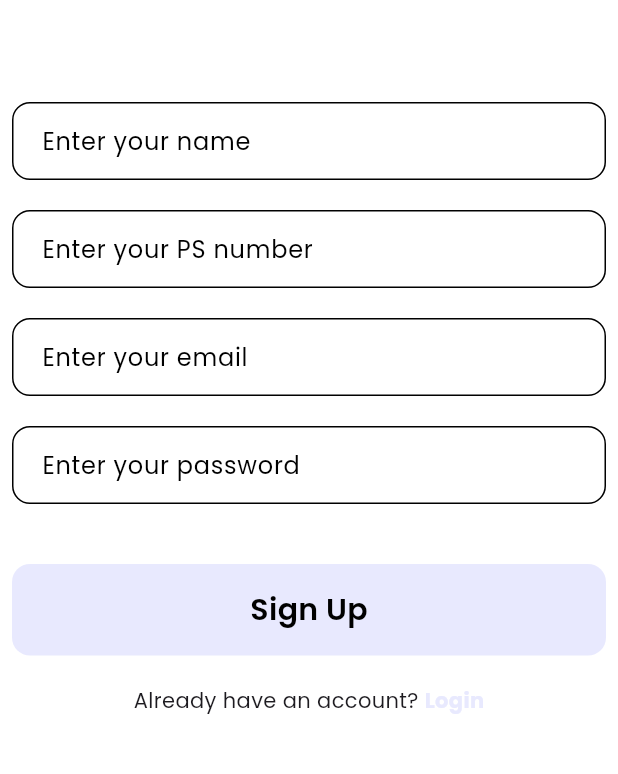
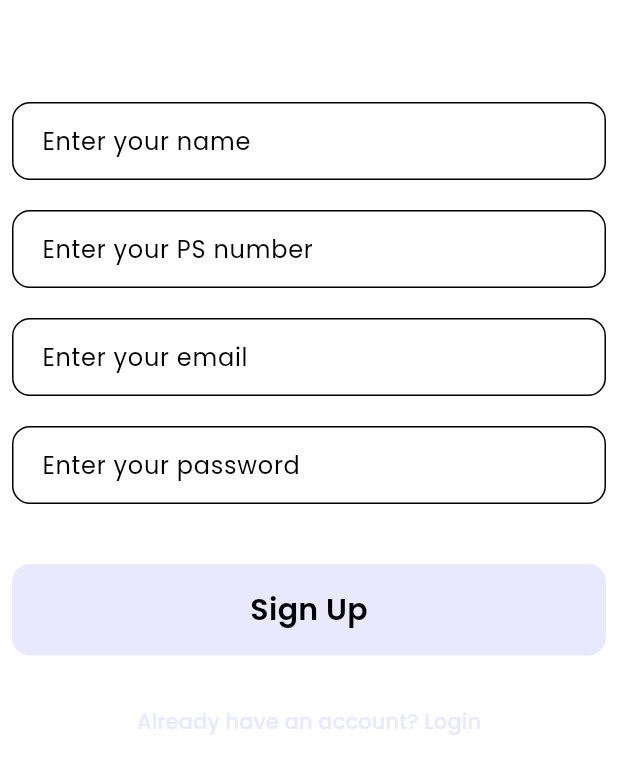
Before and after one commit to KalpeshJangir23/team-05_LTFS, a Flutter app: the SignUpScreen screen opened directly, on a phone screen of 412 x 824 dp. Shown: the top 774 px of the screen. Run offline on Flutter 3.47's test engine with Material 3 defaults, Android fonts, the phone set to English and light mode, and no system bars; our stand-ins replace dio, flutter_riverpod, flutter_secure_storage, google_fonts; accounts and stored records are empty; network calls fail.

Commit message:
50% work

```diff
--- a/frontend-app/lostnfound/lib/main.dart
+++ b/frontend-app/lostnfound/lib/main.dart
@@ -1,21 +1,37 @@
 import 'package:flutter/material.dart';
+import 'package:flutter_riverpod/flutter_riverpod.dart';
 import 'package:lostnfound/core/theme.dart';
 import 'package:lostnfound/presentation/home/home_screen.dart';
 import 'package:lostnfound/presentation/login/login_screen.dart';
-import 'package:lostnfound/presentation/signUp/signUp_screen.dart';
+import 'package:lostnfound/provider/auth_provider.dart';
 
 void main() {
-  runApp(const MyApp());
+  runApp(const ProviderScope(child: MyApp()));
 }
 
-class MyApp extends StatelessWidget {
+class MyApp extends ConsumerStatefulWidget {
   const MyApp({super.key});
 
   @override
+  ConsumerState<MyApp> createState() => _MyAppState();
+}
+
+class _MyAppState extends ConsumerState<MyApp> {
+  @override
+  void initState() {
+    super.initState();
+    Future.microtask(() {
+      ref.read(authControllerProvider.notifier).loadSession();
+    });
+  }
+
+  @override
   Widget build(BuildContext context) {
+    final auth = ref.watch(authControllerProvider);
     return MaterialApp(
-        title: 'Flutter Demo',
-        theme: AppTheme.lightTheme,
-        home: SignUpScreen());
+      title: 'Lost & Found',
+      theme: AppTheme.lightTheme,
+      home: auth.isLoggedIn ? const HomeScreen() : LoginScreen(),
+    );
   }
 }
--- /dev/null
+++ b/frontend-app/lostnfound/lib/model/user_model.dart
@@ -0,0 +1,39 @@
+class UserModel {
+  final String psid;
+  final String email;
+  final String name;
+  final bool isAdmin;
+  final String password;
+
+  UserModel({
+    required this.psid,
+    required this.email,
+    required this.name,
+    required this.isAdmin,
+    required this.password,
+  });
+
+  factory UserModel.fromJson(Map<String, dynamic> json) => UserModel(
+        psid: json['psid'] as String,
+        email: json['email'] as String,
+        name: json['name'] as String,
+        isAdmin: (json['isAdmin'] as bool?) ?? false,
+        password: json['password'] as String? ?? '',
+      );
+
+  Map<String, dynamic> toJson() => {
+        'psid': psid,
+        'email': email,
+        'name': name,
+        'isAdmin': isAdmin,
+        'password': password, // server expects it on signup
+      };
+
+  // For storing without password:
+  Map<String, dynamic> toSafeJson() => {
+        'psid': psid,
+        'email': email,
+        'name': name,
+        'isAdmin': isAdmin,
+      };
+}
--- a/frontend-app/lostnfound/lib/presentation/main/main_screen.dart
+++ b/frontend-app/lostnfound/lib/presentation/main/main_screen.dart
@@ -197,14 +197,14 @@ class _MainScreenState extends State<MainScreen> {
         floatingActionButtonLocation: FloatingActionButtonLocation.centerDocked,
 
         // Bottom navigation bar
-        bottomNavigationBar: BottomAppBar(
-          shape: const CircularNotchedRectangle(),
+        bottomNavigationBar: const BottomAppBar(
+          shape: CircularNotchedRectangle(),
           notchMargin: 8,
           child: SizedBox(
             height: 56,
             child: Row(
               mainAxisAlignment: MainAxisAlignment.spaceBetween,
-              children: const [
+              children: [
                 SizedBox(width: 48), // left space
                 SizedBox(width: 48), // right space
               ],
--- a/frontend-app/lostnfound/lib/presentation/signUp/signUp_screen.dart
+++ b/frontend-app/lostnfound/lib/presentation/signUp/signUp_screen.dart
@@ -1,14 +1,20 @@
 import 'package:flutter/material.dart';
+import 'package:flutter_riverpod/flutter_riverpod.dart';
 import 'package:google_fonts/google_fonts.dart';
 import 'package:lostnfound/core/inputDecoration.dart';
 import 'package:lostnfound/core/theme.dart';
-import 'package:lostnfound/presentation/home/home_screen.dart';
-import 'package:lostnfound/presentation/login/login_screen.dart';
-import 'package:lostnfound/presentation/main/main_screen.dart';
+import 'package:lostnfound/model/user_model.dart';
 
-class SignUpScreen extends StatelessWidget {
-  SignUpScreen({super.key});
+import 'package:lostnfound/provider/auth_provider.dart';
 
+class SignUpScreen extends ConsumerStatefulWidget {
+  const SignUpScreen({super.key});
+
+  @override
+  ConsumerState<SignUpScreen> createState() => _SignUpScreenState();
+}
+
+class _SignUpScreenState extends ConsumerState<SignUpScreen> {
   final TextEditingController _nameController = TextEditingController();
   final TextEditingController _psNumberController = TextEditingController();
   final TextEditingController _emailController = TextEditingController();
@@ -16,53 +22,64 @@ class SignUpScreen extends StatelessWidget {
 
   @override
   Widget build(BuildContext context) {
+    ref.listen(authControllerProvider, (prev, next) {
+      if (next.isLoggedIn) {
+        Navigator.pop(context); // go back to login or home
+      }
+      if (next.error != null) {
+        ScaffoldMessenger.of(context).showSnackBar(
+          SnackBar(content: Text(next.error!)),
+        );
+      }
+    });
+
+    final auth = ref.watch(authControllerProvider);
+
     return Scaffold(
       body: Padding(
         padding: const EdgeInsets.all(8.0),
         child: SingleChildScrollView(
           child: Column(
-            mainAxisAlignment: MainAxisAlignment.center,
-            crossAxisAlignment: CrossAxisAlignment.start,
             children: [
               const SizedBox(height: 60),
               TextField(
                 controller: _nameController,
-                decoration: AppInputDecoration.rounded(
-                  hintText: "Enter your name",
-                ),
+                decoration:
+                    AppInputDecoration.rounded(hintText: "Enter your name"),
               ),
               const SizedBox(height: 20),
               TextField(
                 controller: _psNumberController,
                 decoration: AppInputDecoration.rounded(
-                  hintText: "Enter your PS number",
-                ),
+                    hintText: "Enter your PS number"),
               ),
               const SizedBox(height: 20),
               TextField(
                 controller: _emailController,
-                decoration: AppInputDecoration.rounded(
-                  hintText: "Enter your email",
-                ),
+                decoration:
+                    AppInputDecoration.rounded(hintText: "Enter your email"),
                 keyboardType: TextInputType.emailAddress,
               ),
               const SizedBox(height: 20),
               TextField(
                 controller: _passwordController,
-                decoration: AppInputDecoration.rounded(
-                  hintText: "Enter your password",
-                ),
+                decoration:
+                    AppInputDecoration.rounded(hintText: "Enter your password"),
                 obscureText: true,
               ),
               const SizedBox(height: 40),
-
-              // Sign Up Button
               GestureDetector(
-                onTap: () {
-                  Navigator.pushReplacement(
-                    context,
-                    MaterialPageRoute(builder: (_) => const HomeScreen()),
+                onTap: auth.loading
+                    ? null
+                    : () {
+                        final user = UserModel(
+                          psid: _psNumberController.text.trim(),
+                          email: _emailController.text.trim(),
+                          name: _nameController.text.trim(),
+                          isAdmin: false,
+                          password: _passwordController.text.trim(),
                         );
+                        ref.read(authControllerProvider.notifier).signUp(user);
                       },
                 child: Container(
                   padding: const EdgeInsets.all(16),
@@ -71,7 +88,9 @@ class SignUpScreen extends StatelessWidget {
                     color: AppTheme.containerLost,
                     borderRadius: BorderRadius.circular(12),
                   ),
-                  child: Text(
+                  child: auth.loading
+                      ? const CircularProgressIndicator()
+                      : Text(
                           "Sign Up",
                           style: GoogleFonts.poppins(
                             fontSize: 20,
@@ -81,32 +100,14 @@ class SignUpScreen extends StatelessWidget {
                         ),
                 ),
               ),
-
               const SizedBox(height: 20),
-
-              // Move to Login
-              Row(
-                mainAxisAlignment: MainAxisAlignment.center,
-                children: [
-                  const Text("Already have an account? "),
-                  GestureDetector(
-                    onTap: () {
-                      Navigator.pushReplacement(
-                        context,
-                        MaterialPageRoute(builder: (_) => LoginScreen()),
-                      );
-                    },
-                    child: Text(
-                      "Login",
-                      style: TextStyle(
-                        fontWeight: FontWeight.bold,
-                        color: AppTheme.containerLost,
+              TextButton(
+                onPressed: () => Navigator.pop(context),
+                child: const Text(
+                  "Already have an account? Login",
+                  style: TextStyle(color: AppTheme.containerLost),
                 ),
-                    ),
-                  ),
-                ],
-              ),
-              const SizedBox(height: 20),
+              )
             ],
           ),
         ),
--- a/frontend-app/lostnfound/lib/presentation/widget/itemCard.dart
+++ b/frontend-app/lostnfound/lib/presentation/widget/itemCard.dart
@@ -33,7 +33,7 @@ class ItemCard extends StatelessWidget {
               claimed: claimed,
               description:
                   "This is a detailed description of the item. You can replace it with actual item data from the backend.",
-              tags: ["Laptop Bag", "Black", "Dell"],
+              tags: const ["Laptop Bag", "Black", "Dell"],
               location: subtitle,
             ),
           ),
--- a/frontend-app/lostnfound/pubspec.yaml
+++ b/frontend-app/lostnfound/pubspec.yaml
@@ -36,6 +36,9 @@ dependencies:
   # Use with the CupertinoIcons class for iOS style icons.
   cupertino_icons: ^1.0.8
   google_fonts: ^6.3.0
+  flutter_riverpod: ^2.4.0
+  dio: ^5.4.0
+  flutter_secure_storage: ^9.2.2
 
 dev_dependencies:
   flutter_test:
```
Also changed, not shown: frontend-app/lostnfound/lib/core/api_client.dart (added, +23 -0 lines), frontend-app/lostnfound/lib/core/secure_storage.dart (added, +29 -0 lines), frontend-app/lostnfound/lib/model/item_display_model.dart (added, +24 -0 lines), frontend-app/lostnfound/lib/model/item_model.dart (added, +23 -0 lines), frontend-app/lostnfound/lib/presentation/login/login_screen.dart (+55 -19 lines), frontend-app/lostnfound/lib/provider/auth_provider.dart (added, +91 -0 lines), frontend-app/lostnfound/lib/services/auth/auth_repo.dart (added, +28 -0 lines), frontend-app/lostnfound/pubspec.lock. Lines whose indentation alone changed are shown as unchanged.
